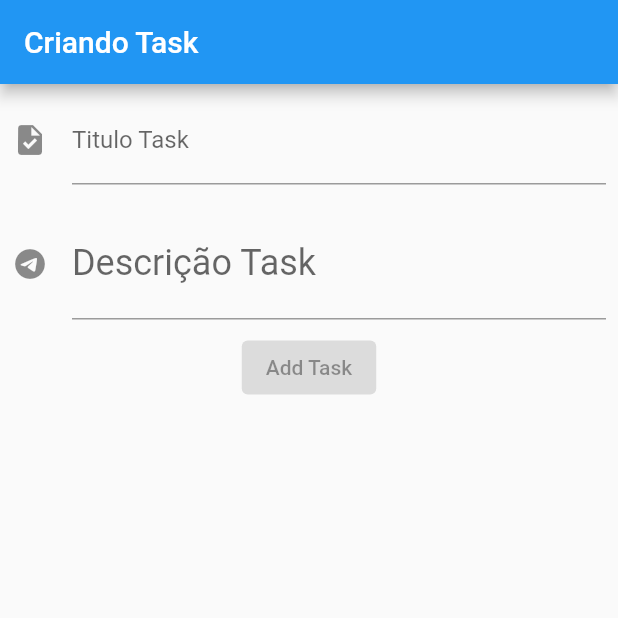
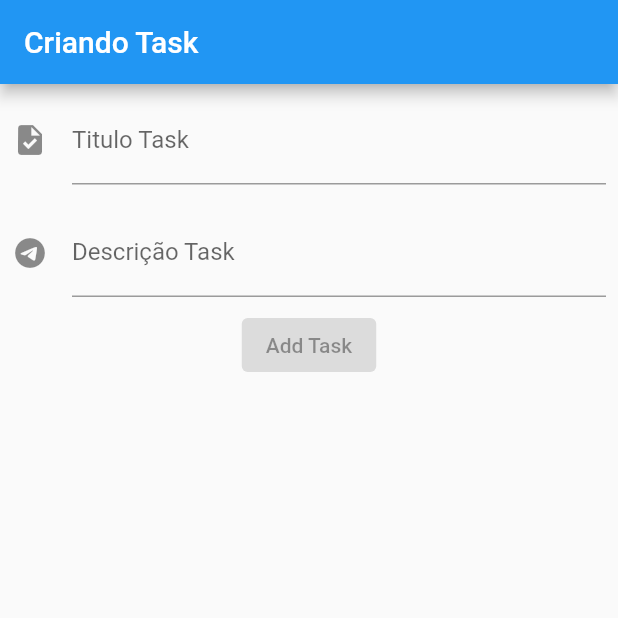
Before and after one commit to WillAPS/crud_flutter, a Flutter app: the screen it shows after launch, on a phone screen of 412 x 824 dp, the top half of it. Run offline on Flutter 3.47's test engine with Material 2 defaults, Android fonts, the phone set to English and light mode, and no system bars.

```diff
--- a/lib/main.dart
+++ b/lib/main.dart
@@ -29,6 +29,7 @@ class FormAddTask extends StatelessWidget {
         Padding(
           padding: EdgeInsets.all(8.0),
           child: TextField(
+            style: TextStyle(fontSize: 16.0),
             decoration: InputDecoration(
               icon: Icon(Icons.task),
               labelText: "Titulo Task",
@@ -40,7 +41,7 @@ class FormAddTask extends StatelessWidget {
           padding: EdgeInsets.all(8.0),
           child: TextField(
             style: TextStyle(
-              fontSize: 24.0,
+              fontSize: 16.0,
             ),
             decoration: InputDecoration(
               icon: Icon(Icons.telegram),
```
Also changed, not shown: 1 other file.
